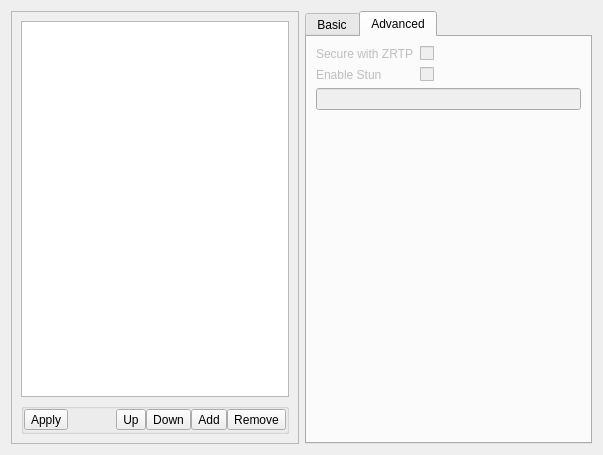
KDE/ring-kde, file src/conf/dlgaccountsbase.ui: the form before one commit.
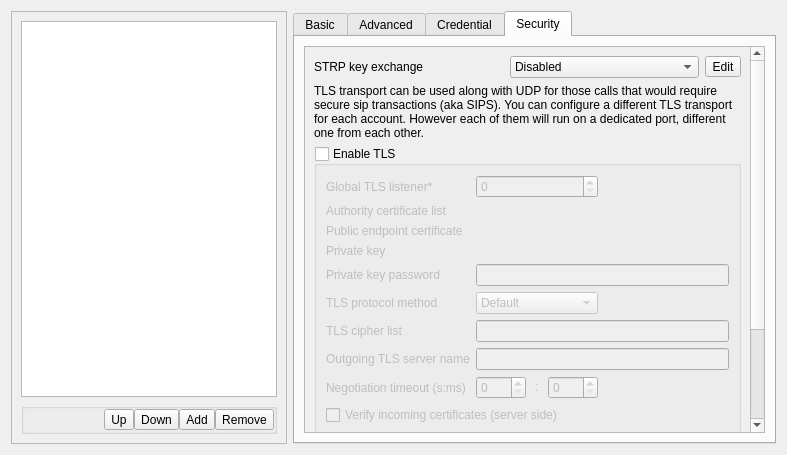
The form after the commit. Custom widgets are drawn as their Qt base class.

Commit message: Backport security settings from master (need testing, master bugs apply here too)

Diff of the .ui file:
```diff
--- a/src/conf/dlgaccountsbase.ui
+++ b/src/conf/dlgaccountsbase.ui
@@ -6,7 +6,7 @@
    <rect>
     <x>0</x>
     <y>0</y>
-    <width>603</width>
+    <width>787</width>
     <height>455</height>
    </rect>
   </property>
@@ -29,7 +29,7 @@
       <item>
        <widget class="QFrame" name="frame1_accountList">
         <property name="sizePolicy">
-         <sizepolicy hsizetype="Preferred" vsizetype="Preferred">
+         <sizepolicy hsizetype="MinimumExpanding" vsizetype="MinimumExpanding">
           <horstretch>1</horstretch>
           <verstretch>0</verstretch>
          </sizepolicy>
@@ -212,16 +212,6 @@
               </property>
              </spacer>
             </item>
-            <item>
-             <widget class="QToolButton" name="toolButton_accountsApply">
-              <property name="enabled">
-               <bool>true</bool>
-              </property>
-              <property name="text">
-               <string>Apply</string>
-              </property>
-             </widget>
-            </item>
            </layout>
           </widget>
          </item>
@@ -235,12 +225,12 @@
         </property>
         <property name="sizePolicy">
          <sizepolicy hsizetype="Expanding" vsizetype="Expanding">
-          <horstretch>1</horstretch>
+          <horstretch>3</horstretch>
           <verstretch>0</verstretch>
          </sizepolicy>
         </property>
         <property name="currentIndex">
-         <number>1</number>
+         <number>3</number>
         </property>
         <widget class="QWidget" name="tab_basic">
          <attribute name="title">
@@ -445,6 +435,445 @@
           </item>
          </layout>
         </widget>
+        <widget class="QWidget" name="tab">
+         <attribute name="title">
+          <string>Credential</string>
+         </attribute>
+         <layout class="QGridLayout" name="gridLayout">
+          <item row="0" column="0" colspan="3">
+           <widget class="QListWidget" name="list_credential">
+            <property name="sizePolicy">
+             <sizepolicy hsizetype="Preferred" vsizetype="Preferred">
+              <horstretch>0</horstretch>
+              <verstretch>0</verstretch>
+             </sizepolicy>
+            </property>
+           </widget>
+          </item>
+          <item row="1" column="0">
+           <spacer name="horizontalSpacer_2">
+            <property name="orientation">
+             <enum>Qt::Horizontal</enum>
+            </property>
+            <property name="sizeHint" stdset="0">
+             <size>
+              <width>248</width>
+              <height>23</height>
+             </size>
+            </property>
+           </spacer>
+          </item>
+          <item row="1" column="1">
+           <widget class="QToolButton" name="button_add_credential">
+            <property name="text">
+             <string>Add</string>
+            </property>
+           </widget>
+          </item>
+          <item row="1" column="2">
+           <widget class="QToolButton" name="button_remove_credential">
+            <property name="text">
+             <string>Remove</string>
+            </property>
+           </widget>
+          </item>
+          <item row="2" column="0" colspan="3">
+           <widget class="QGroupBox" name="group_credential">
+            <property name="title">
+             <string>Details</string>
+            </property>
+            <layout class="QGridLayout" name="gridLayout_2">
+             <item row="0" column="0">
+              <widget class="QLabel" name="label_credential_realm">
+               <property name="text">
+                <string>Realm</string>
+               </property>
+              </widget>
+             </item>
+             <item row="1" column="0">
+              <widget class="QLabel" name="labe_credential_auth">
+               <property name="text">
+                <string>Auth. name</string>
+               </property>
+              </widget>
+             </item>
+             <item row="2" column="0">
+              <widget class="QLabel" name="label_credential_password">
+               <property name="text">
+                <string>Password</string>
+               </property>
+              </widget>
+             </item>
+             <item row="0" column="1">
+              <widget class="KLineEdit" name="edit_credential_realm"/>
+             </item>
+             <item row="1" column="1">
+              <widget class="KLineEdit" name="edit_credential_auth"/>
+             </item>
+             <item row="2" column="1">
+              <widget class="KLineEdit" name="edit_credential_password"/>
+             </item>
+            </layout>
+           </widget>
+          </item>
+         </layout>
+        </widget>
+        <widget class="QWidget" name="tab_2">
+         <attribute name="title">
+          <string>Security</string>
+         </attribute>
+         <layout class="QVBoxLayout" name="verticalLayout_2">
+          <item>
+           <widget class="QScrollArea" name="scrollArea">
+            <property name="widgetResizable">
+             <bool>true</bool>
+            </property>
+            <widget class="QWidget" name="scrollAreaWidgetContents">
+             <property name="geometry">
+              <rect>
+               <x>0</x>
+               <y>0</y>
+               <width>465</width>
+               <height>580</height>
+              </rect>
+             </property>
+             <layout class="QGridLayout" name="gridLayout_5">
+              <item row="0" column="0">
+               <widget class="QLabel" name="label_security_STRP">
+                <property name="text">
+                 <string>STRP key exchange</string>
+                </property>
+               </widget>
+              </item>
+              <item row="0" column="1">
+               <widget class="QComboBox" name="combo_security_STRP">
+                <property name="sizePolicy">
+                 <sizepolicy hsizetype="Minimum" vsizetype="Fixed">
+                  <horstretch>0</horstretch>
+                  <verstretch>0</verstretch>
+                 </sizepolicy>
+                </property>
+                <item>
+                 <property name="text">
+                  <string>Disabled</string>
+                 </property>
+                </item>
+                <item>
+                 <property name="text">
+                  <string>ZRTP</string>
+                 </property>
+                </item>
+                <item>
+                 <property name="text">
+                  <string>SDES</string>
+                 </property>
+                </item>
+               </widget>
+              </item>
+              <item row="0" column="2">
+               <widget class="QToolButton" name="button_security_STRP">
+                <property name="text">
+                 <string>Edit</string>
+                </property>
+               </widget>
+              </item>
+              <item row="1" column="0" colspan="3">
+               <widget class="QLabel" name="label_tls_info">
+                <property name="sizePolicy">
+                 <sizepolicy hsizetype="Minimum" vsizetype="Minimum">
+                  <horstretch>0</horstretch>
+                  <verstretch>0</verstretch>
+                 </sizepolicy>
+                </property>
+                <property name="text">
+                 <string>TLS transport can be used along with UDP for those calls that would require secure sip transactions (aka SIPS). You can configure a different TLS transport for each account. However each of them will run on a dedicated port, different one from each other.</string>
+                </property>
+                <property name="wordWrap">
+                 <bool>true</bool>
+                </property>
+               </widget>
+              </item>
+              <item row="2" column="0" colspan="3">
+               <widget class="QGroupBox" name="group_security_tls">
+                <property name="sizePolicy">
+                 <sizepolicy hsizetype="Expanding" vsizetype="Expanding">
+                  <horstretch>0</horstretch>
+                  <verstretch>0</verstretch>
+                 </sizepolicy>
+                </property>
+                <property name="title">
+                 <string>Enable TLS</string>
+                </property>
+                <property name="checkable">
+                 <bool>true</bool>
+                </property>
+                <property name="checked">
+                 <bool>false</bool>
+                </property>
+                <layout class="QGridLayout" name="gridLayout_6">
+                 <item row="0" column="0">
+                  <widget class="QLabel" name="label_tls_listener_2">
+                   <property name="text">
+                    <string>Global TLS listener*</string>
+                   </property>
+                  </widget>
+                 </item>
+                 <item row="0" column="1" colspan="3">
+                  <widget class="KIntSpinBox" name="spinbox_tls_listener_2">
+                   <property name="maximum">
+                    <number>65535</number>
+                   </property>
+                  </widget>
+                 </item>
+                 <item row="0" column="4" colspan="5">
+                  <spacer name="horizontalSpacer_6">
+                   <property name="orientation">
+                    <enum>Qt::Horizontal</enum>
+                   </property>
+                   <property name="sizeHint" stdset="0">
+                    <size>
+                     <width>40</width>
+                     <height>20</height>
+                    </size>
+                   </property>
+                  </spacer>
+                 </item>
+                 <item row="1" column="0">
+                  <widget class="QLabel" name="label_tls_authority_2">
+                   <property name="text">
+                    <string>Authority certificate list</string>
+                   </property>
+                  </widget>
+                 </item>
+                 <item row="1" column="1" colspan="8">
+                  <widget class="KUrlRequester" name="file_tls_authority_2"/>
+                 </item>
+                 <item row="2" column="0">
+                  <widget class="QLabel" name="label_tls_endpoint_2">
+                   <property name="text">
+                    <string>Public endpoint certificate</string>
+                   </property>
+                  </widget>
+                 </item>
+                 <item row="2" column="1" colspan="8">
+                  <widget class="KUrlRequester" name="file_tls_endpoint_2"/>
+                 </item>
+                 <item row="3" column="0">
+                  <widget class="QLabel" name="label_tls_private_key_2">
+                   <property name="text">
+                    <string>Private key</string>
+                   </property>
+                  </widget>
+                 </item>
+                 <item row="3" column="1" colspan="8">
+                  <widget class="KUrlRequester" name="file_tls_private_key_2"/>
+                 </item>
+                 <item row="4" column="0">
+                  <widget class="QLabel" name="label_tls_private_key_password_2">
+                   <property name="text">
+                    <string>Private key password</string>
+                   </property>
+                  </widget>
+                 </item>
+                 <item row="4" column="1" colspan="8">
+                  <widget class="KLineEdit" name="edit_tls_private_key_password_2"/>
+                 </item>
+                 <item row="5" column="0">
+                  <widget class="QLabel" name="label_tls_method_2">
+                   <property name="text">
+                    <string>TLS protocol method</string>
+                   </property>
+                  </widget>
+                 </item>
+                 <item row="5" column="1" colspan="3">
+                  <widget class="QComboBox" name="combo_tls_method_2">
+                   <item>
+                    <property name="text">
+                     <string>Default</string>
+                    </property>
+                   </item>
+                   <item>
+                    <property name="text">
+                     <string>TLSv1</string>
+                    </property>
+                   </item>
+                   <item>
+                    <property name="text">
+                     <string>SSLv2</string>
+                    </property>
+                   </item>
+                   <item>
+                    <property name="text">
+                     <string>SSLv3</string>
+                    </property>
+                   </item>
+                   <item>
+                    <property name="text">
+                     <string>SSLv23</string>
+                    </property>
+                   </item>
+                  </widget>
+                 </item>
+                 <item row="5" column="4" colspan="5">
+                  <spacer name="horizontalSpacer_7">
+                   <property name="orientation">
+                    <enum>Qt::Horizontal</enum>
+                   </property>
+                   <property name="sizeHint" stdset="0">
+                    <size>
+                     <width>40</width>
+                     <height>20</height>
+                    </size>
+                   </property>
+                  </spacer>
+                 </item>
+                 <item row="6" column="0">
+                  <widget class="QLabel" name="label_tls_cipher_2">
+                   <property name="text">
+                    <string>TLS cipher list</string>
+                   </property>
+                  </widget>
+                 </item>
+                 <item row="6" column="1" colspan="8">
+                  <widget class="KLineEdit" name="edit_tls_cipher_2"/>
+                 </item>
+                 <item row="7" column="0">
+                  <widget class="QLabel" name="label_tls_outgoing_2">
+                   <property name="text">
+                    <string>Outgoing TLS server name</string>
+                   </property>
+                  </widget>
+                 </item>
+                 <item row="7" column="1" colspan="8">
+                  <widget class="KLineEdit" name="edit_tls_outgoing_2"/>
+                 </item>
+                 <item row="8" column="0">
+                  <widget class="QLabel" name="label_tls_timeout_2">
+                   <property name="text">
+                    <string>Negotiation timeout (s:ms)</string>
+                   </property>
+                  </widget>
+                 </item>
+                 <item row="8" column="1">
+                  <widget class="KIntSpinBox" name="spinbox_tls_timeout_sec_2">
+                   <property name="sizePolicy">
+                    <sizepolicy hsizetype="Fixed" vsizetype="Fixed">
+                     <horstretch>0</horstretch>
+                     <verstretch>0</verstretch>
+                    </sizepolicy>
+                   </property>
+                   <property name="minimumSize">
+                    <size>
+                     <width>50</width>
+                     <height>0</height>
+                    </size>
+                   </property>
+                  </widget>
+                 </item>
+                 <item row="9" column="0" colspan="5">
+                  <widget class="QCheckBox" name="check_tls_incoming_2">
+                   <property name="text">
+                    <string>Verify incoming certificates (server side)</string>
+                   </property>
+                  </widget>
+                 </item>
+                 <item row="10" column="0" colspan="5">
+                  <widget class="QCheckBox" name="check_tls_answer_2">
+                   <property name="text">
+                    <string>Verify answer certificates (client side)</string>
+                   </property>
+                  </widget>
+                 </item>
+                 <item row="11" column="0" colspan="5">
+                  <widget class="QCheckBox" name="check_tls_requier_cert_2">
+                   <property name="text">
+                    <string>Require a certificate for incoming TLS connections</string>
+                   </property>
+                  </widget>
+                 </item>
+                 <item row="12" column="0">
+                  <widget class="QLabel" name="label_tls_details_2">
+                   <property name="text">
+                    <string>*Apply to all accounts</string>
+                   </property>
+                  </widget>
+                 </item>
+                 <item row="13" column="0">
+                  <spacer name="verticalSpacer_2">
+                   <property name="orientation">
+                    <enum>Qt::Vertical</enum>
+                   </property>
+                   <property name="sizeHint" stdset="0">
+                    <size>
+                     <width>20</width>
+                     <height>40</height>
+                    </size>
+                   </property>
+                  </spacer>
+                 </item>
+                 <item row="8" column="4" colspan="5">
+                  <spacer name="horizontalSpacer_8">
+                   <property name="orientation">
+                    <enum>Qt::Horizontal</enum>
+                   </property>
+                   <property name="sizeHint" stdset="0">
+                    <size>
+                     <width>40</width>
+                     <height>20</height>
+                    </size>
+                   </property>
+                  </spacer>
+                 </item>
+                 <item row="8" column="3">
+                  <widget class="KIntSpinBox" name="spinbox_tls_timeout_msec_2">
+                   <property name="sizePolicy">
+                    <sizepolicy hsizetype="Fixed" vsizetype="Fixed">
+                     <horstretch>0</horstretch>
+                     <verstretch>0</verstretch>
+                    </sizepolicy>
+                   </property>
+                   <property name="minimumSize">
+                    <size>
+                     <width>50</width>
+                     <height>0</height>
+                    </size>
+                   </property>
+                  </widget>
+                 </item>
+                 <item row="8" column="2">
+                  <widget class="QLabel" name="label_timeout2_2">
+                   <property name="sizePolicy">
+                    <sizepolicy hsizetype="Minimum" vsizetype="Minimum">
+                     <horstretch>0</horstretch>
+                     <verstretch>0</verstretch>
+                    </sizepolicy>
+                   </property>
+                   <property name="minimumSize">
+                    <size>
+                     <width>10</width>
+                     <height>0</height>
+                    </size>
+                   </property>
+                   <property name="maximumSize">
+                    <size>
+                     <width>10</width>
+                     <height>16777215</height>
+                    </size>
+                   </property>
+                   <property name="text">
+                    <string>&lt;center&gt;:&lt;/center&gt;</string>
+                   </property>
+                  </widget>
+                 </item>
+                </layout>
+               </widget>
+              </item>
+             </layout>
+            </widget>
+           </widget>
+          </item>
+         </layout>
+        </widget>
        </widget>
       </item>
      </layout>
@@ -453,6 +882,16 @@
   </layout>
  </widget>
  <customwidgets>
+  <customwidget>
+   <class>KIntSpinBox</class>
+   <extends>QSpinBox</extends>
+   <header>knuminput.h</header>
+  </customwidget>
+  <customwidget>
+   <class>KUrlRequester</class>
+   <extends>QFrame</extends>
+   <header>kurlrequester.h</header>
+  </customwidget>
   <customwidget>
    <class>KLineEdit</class>
    <extends>QLineEdit</extends>
```
The commit also changes 3 other files.
